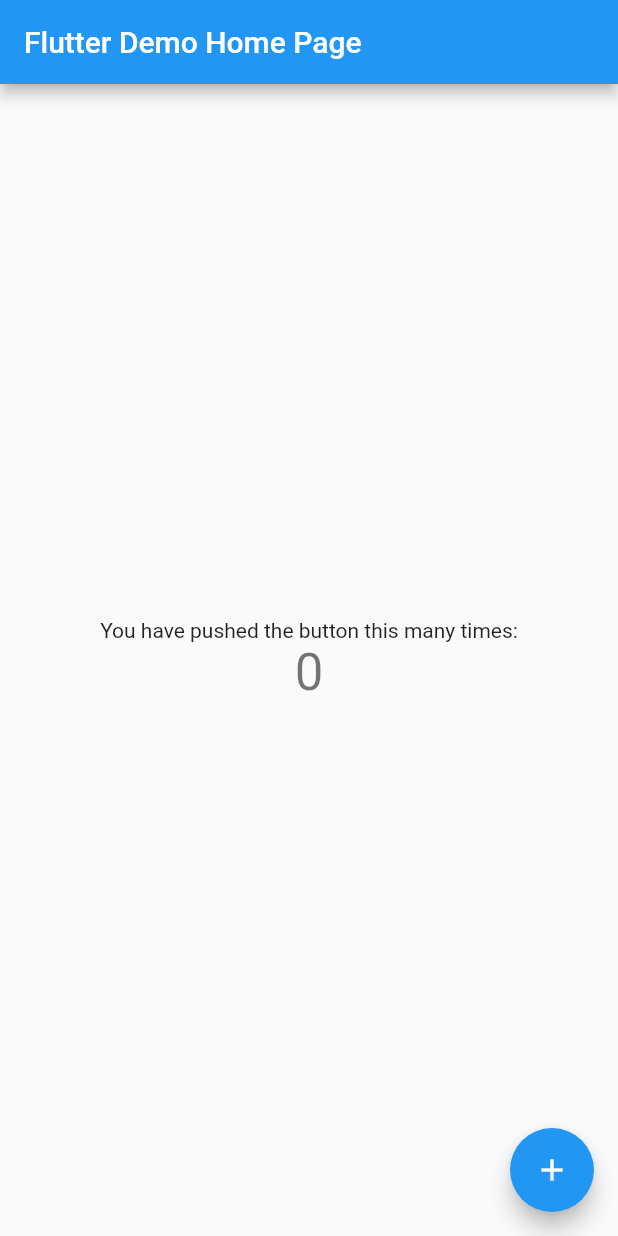
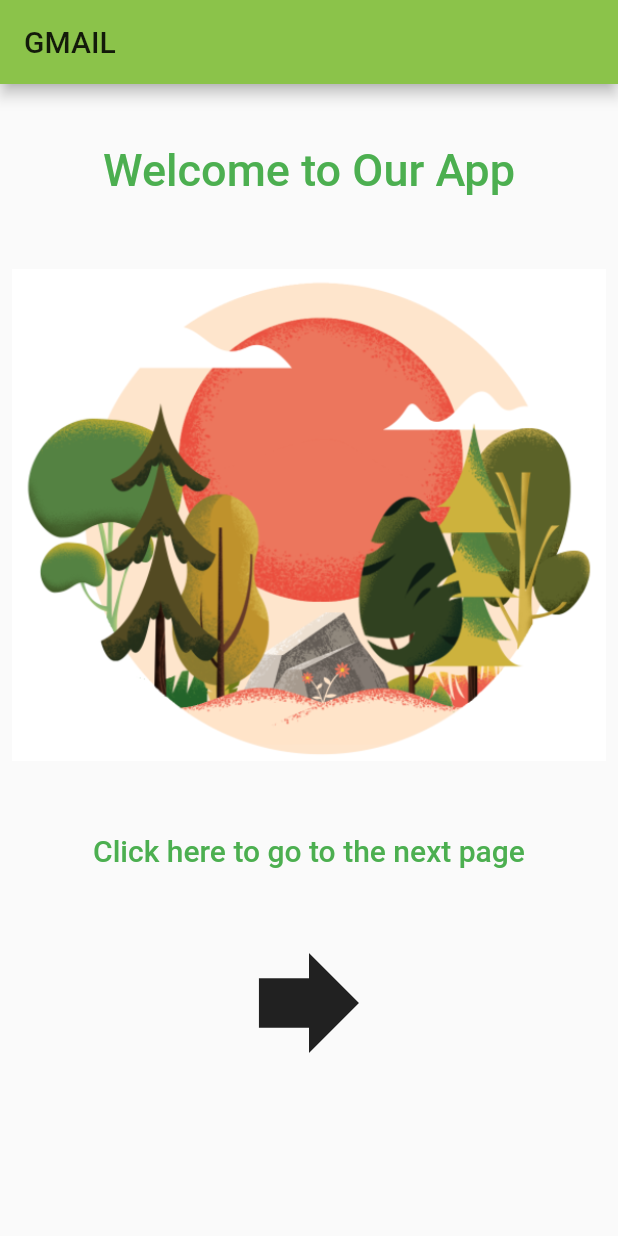
Before and after one commit to mrcchef/API-Digest-IIITV, a Flutter app: the screen it shows after launch, on a phone screen of 412 x 824 dp. Run offline on Flutter 3.47's test engine with Material 2 defaults, Android fonts, the phone set to English and light mode, and no system bars.

Commit message:
Welcome page added

```diff
--- a/lib/main.dart
+++ b/lib/main.dart
@@ -1,8 +1,9 @@
 import 'package:flutter/material.dart';
 
-void main() {
-  runApp(MyApp());
-}
+import './screens/welcome_page.dart';
+import './screens/home_page.dart';
+
+void main() => runApp(MyApp());
 
 class MyApp extends StatelessWidget {
   // This widget is the root of your application.
@@ -11,107 +12,13 @@ class MyApp extends StatelessWidget {
     return MaterialApp(
       title: 'Flutter Demo',
       theme: ThemeData(
-        // This is the theme of your application.
-        //
-        // Try running your application with "flutter run". You'll see the
-        // application has a blue toolbar. Then, without quitting the app, try
-        // changing the primarySwatch below to Colors.green and then invoke
-        // "hot reload" (press "r" in the console where you ran "flutter run",
-        // or simply save your changes to "hot reload" in a Flutter IDE).
-        // Notice that the counter didn't reset back to zero; the application
-        // is not restarted.
-        primarySwatch: Colors.blue,
-        // This makes the visual density adapt to the platform that you run
-        // the app on. For desktop platforms, the controls will be smaller and
-        // closer together (more dense) than on mobile platforms.
+        primarySwatch: Colors.lightGreen,
         visualDensity: VisualDensity.adaptivePlatformDensity,
       ),
-      home: MyHomePage(title: 'Flutter Demo Home Page'),
+      routes: {
+        HomePage.routeName: (ctx) => HomePage(),
+      },
+      home: WelcomePage(),
     );
   }
 }
-
-class MyHomePage extends StatefulWidget {
-  MyHomePage({Key key, this.title}) : super(key: key);
-
-  // This widget is the home page of your application. It is stateful, meaning
-  // that it has a State object (defined below) that contains fields that affect
-  // how it looks.
-
-  // This class is the configuration for the state. It holds the values (in this
-  // case the title) provided by the parent (in this case the App widget) and
-  // used by the build method of the State. Fields in a Widget subclass are
-  // always marked "final".
-
-  final String title;
-
-  @override
-  _MyHomePageState createState() => _MyHomePageState();
-}
-
-class _MyHomePageState extends State<MyHomePage> {
-  int _counter = 0;
-
-  void _incrementCounter() {
-    setState(() {
-      // This call to setState tells the Flutter framework that something has
-      // changed in this State, which causes it to rerun the build method below
-      // so that the display can reflect the updated values. If we changed
-      // _counter without calling setState(), then the build method would not be
-      // called again, and so nothing would appear to happen.
-      _counter++;
-    });
-  }
-
-  @override
-  Widget build(BuildContext context) {
-    // This method is rerun every time setState is called, for instance as done
-    // by the _incrementCounter method above.
-    //
-    // The Flutter framework has been optimized to make rerunning build methods
-    // fast, so that you can just rebuild anything that needs updating rather
-    // than having to individually change instances of widgets.
-    return Scaffold(
-      appBar: AppBar(
-        // Here we take the value from the MyHomePage object that was created by
-        // the App.build method, and use it to set our appbar title.
-        title: Text(widget.title),
-      ),
-      body: Center(
-        // Center is a layout widget. It takes a single child and positions it
-        // in the middle of the parent.
-        child: Column(
-          // Column is also a layout widget. It takes a list of children and
-          // arranges them vertically. By default, it sizes itself to fit its
-          // children horizontally, and tries to be as tall as its parent.
-          //
-          // Invoke "debug painting" (press "p" in the console, choose the
-          // "Toggle Debug Paint" action from the Flutter Inspector in Android
-          // Studio, or the "Toggle Debug Paint" command in Visual Studio Code)
-          // to see the wireframe for each widget.
-          //
-          // Column has various properties to control how it sizes itself and
-          // how it positions its children. Here we use mainAxisAlignment to
-          // center the children vertically; the main axis here is the vertical
-          // axis because Columns are vertical (the cross axis would be
-          // horizontal).
-          mainAxisAlignment: MainAxisAlignment.center,
-          children: <Widget>[
-            Text(
-              'You have pushed the button this many times:',
-            ),
-            Text(
-              '$_counter',
-              style: Theme.of(context).textTheme.headline4,
-            ),
-          ],
-        ),
-      ),
-      floatingActionButton: FloatingActionButton(
-        onPressed: _incrementCounter,
-        tooltip: 'Increment',
-        child: Icon(Icons.add),
-      ), // This trailing comma makes auto-formatting nicer for build methods.
-    );
-  }
-}
--- /dev/null
+++ b/lib/screens/home_page.dart
@@ -0,0 +1,17 @@
+import 'package:flutter/material.dart';
+
+class HomePage extends StatelessWidget {
+  static const routeName = '/home-page';
+
+  @override
+  Widget build(BuildContext context) {
+    return Scaffold(
+      appBar: AppBar(
+        title: Text(
+          'GMAIL',
+        ),
+      ),
+      body: Container(),
+    );
+  }
+}
--- /dev/null
+++ b/lib/screens/welcome_page.dart
@@ -0,0 +1,50 @@
+import '../screens/home_page.dart';
+import 'package:flutter/material.dart';
+
+class WelcomePage extends StatelessWidget {
+  @override
+  Widget build(BuildContext context) {
+    return Scaffold(
+      appBar: AppBar(
+        title: Text(
+          'GMAIL',
+        ),
+      ),
+      body: Column(
+        children: [
+          SizedBox(height: 40),
+          Text(
+            'Welcome to Our App',
+            style: TextStyle(
+              fontSize: 30,
+              fontWeight: FontWeight.w500,
+              color: Colors.green,
+            ),
+          ),
+          SizedBox(height: 40),
+          Padding(
+            padding: const EdgeInsets.all(8.0),
+            child: Image.asset('assets/images/image1.png'),
+          ),
+          SizedBox(height: 40),
+          Text(
+            'Click here to go to the next page',
+            style: TextStyle(
+              fontSize: 20,
+              fontWeight: FontWeight.w500,
+              color: Colors.green,
+            ),
+          ),
+          SizedBox(height: 40),
+          InkWell(
+            child: Icon(
+              Icons.forward,
+              size: 100,
+            ),
+            onTap: () => Navigator.of(context).pushNamed(HomePage.routeName),
+          ),
+        ],
+      ),
+    );
+  }
+}
--- a/pubspec.yaml
+++ b/pubspec.yaml
@@ -45,9 +45,9 @@ flutter:
   uses-material-design: true
 
   # To add assets to your application, add an assets section, like this:
-  # assets:
-  #   - images/a_dot_burr.jpeg
-  #   - images/a_dot_ham.jpeg
+  assets:
+    - assets/images/image1.png
+    - assets/images/kshittiz2.jpg
 
   # An image asset can refer to one or more resolution-specific "variants", see
   # https://flutter.dev/assets-and-images/#resolution-aware.
```
Also changed, not shown: assets/images/image1.png (added), assets/images/kshittiz2.jpg (added), 1 other file.
